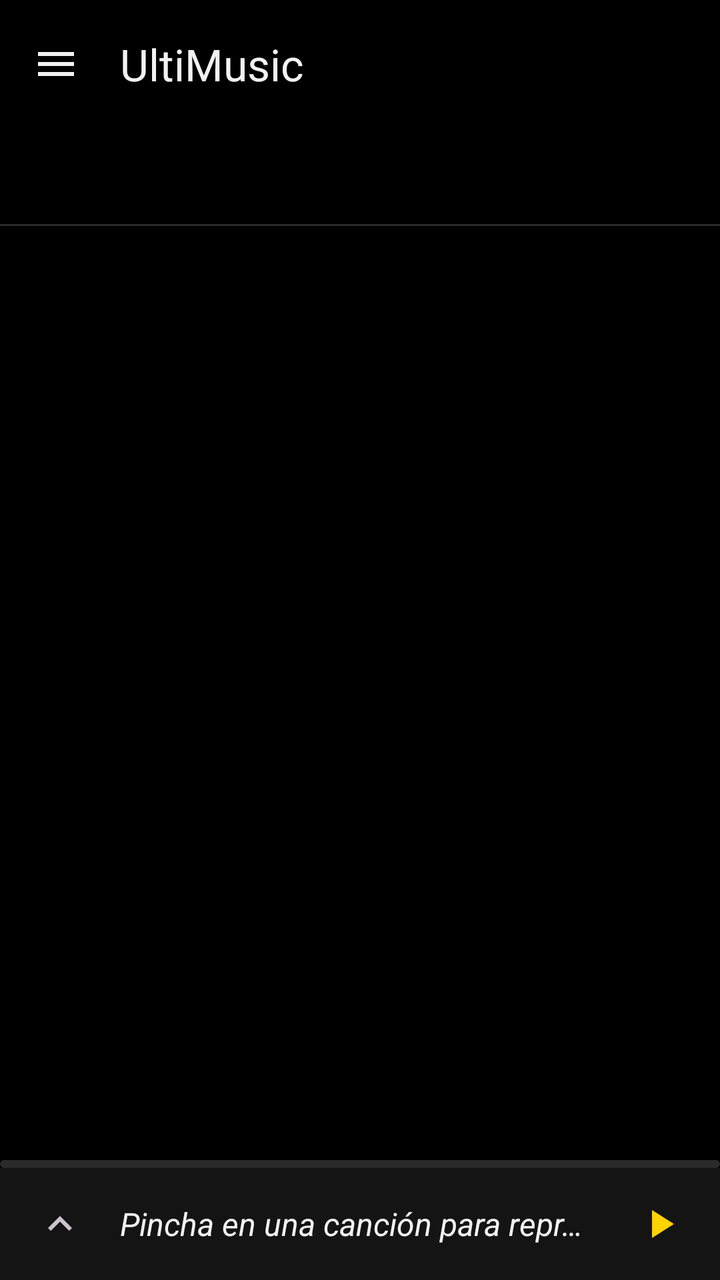
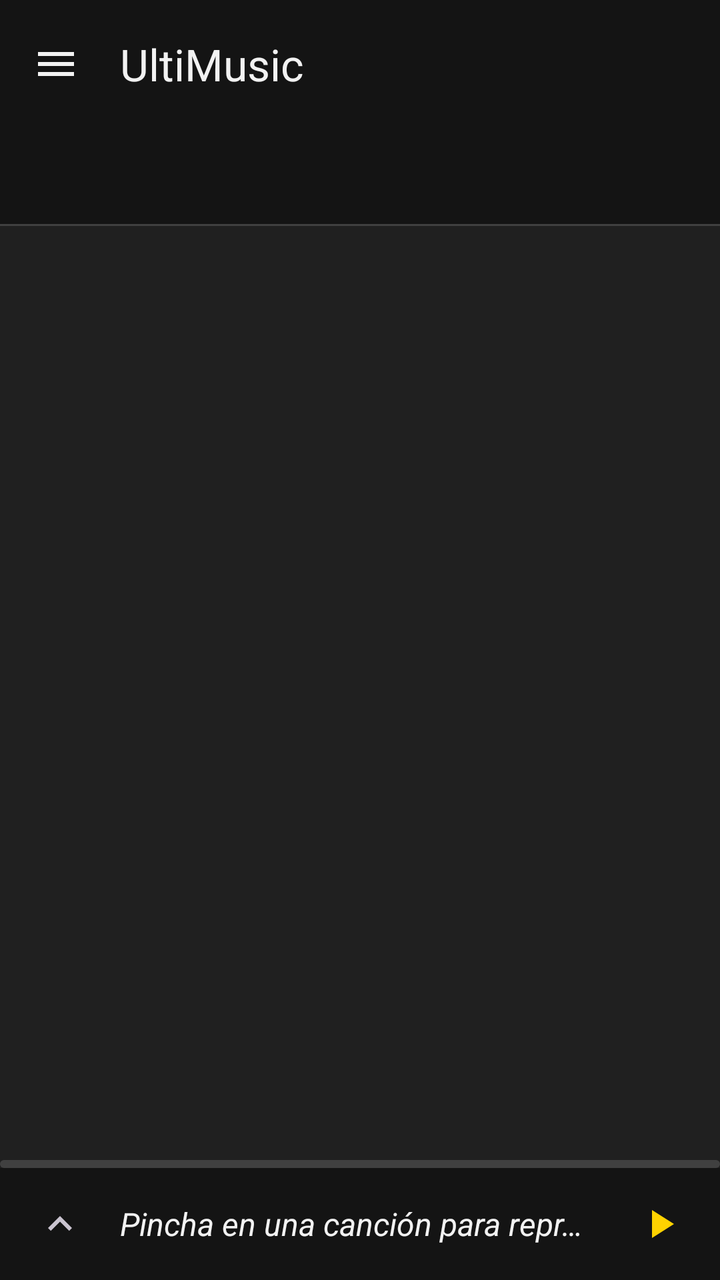

An Android layout rendered at two revisions. The XML below is the earlier revision; the diff shows what the commit changed to produce the second picture.
<!-- AndroidManifest.xml: application theme Theme.UltiMusic -->
<!-- res/layout/activity_main.xml -->
<?xml version="1.0" encoding="utf-8"?>
<LinearLayout xmlns:android="http://schemas.android.com/apk/res/android"
    xmlns:app="http://schemas.android.com/apk/res-auto"
    xmlns:tools="http://schemas.android.com/tools"
    android:id="@+id/main"
    android:layout_width="match_parent"
    android:layout_height="match_parent"
    android:background="@color/um_background"
    android:orientation="vertical"
    tools:context=".ui.MainActivity">

    <com.google.android.material.appbar.MaterialToolbar
        android:id="@+id/toolbar"
        android:layout_width="match_parent"
        android:layout_height="?attr/actionBarSize"
        android:background="@color/um_background"
        app:navigationIcon="@drawable/ic_menu"
        app:navigationIconTint="@color/um_on_background"
        app:title="@string/app_name"
        app:titleTextColor="@color/um_on_background" />

    <com.google.android.material.tabs.TabLayout
        android:id="@+id/tabLayout"
        android:layout_width="match_parent"
        android:layout_height="wrap_content"
        android:background="@color/um_background"
        app:tabGravity="start"
        app:tabIndicatorColor="@color/um_yellow"
        app:tabMode="scrollable"
        app:tabSelectedTextColor="@color/um_yellow"
        app:tabTextColor="@color/um_on_surface_muted" />

    <View
        android:layout_width="match_parent"
        android:layout_height="1dp"
        android:background="@color/um_divider" />

    <androidx.viewpager2.widget.ViewPager2
        android:id="@+id/viewPager"
        android:layout_width="match_parent"
        android:layout_height="0dp"
        android:layout_weight="1" />

    <SeekBar
        android:id="@+id/songProgress"
        android:layout_width="match_parent"
        android:layout_height="4dp"
        android:paddingStart="0dp"
        android:paddingEnd="0dp"
        android:max="1000"
        android:progress="0"
        android:progressDrawable="@drawable/seekbar_line"
        android:progressBackgroundTint="@color/um_divider"
        android:progressTint="@color/um_yellow"
        android:thumb="@null"
        android:splitTrack="false" />

    <include
        android:id="@+id/miniPlayer"
        layout="@layout/view_mini_player" />

</LinearLayout>
<!-- res/layout/view_mini_player.xml (included above) -->
<?xml version="1.0" encoding="utf-8"?>
<LinearLayout xmlns:android="http://schemas.android.com/apk/res/android"
    android:id="@+id/miniPlayer"
    android:layout_width="match_parent"
    android:layout_height="wrap_content"
    android:background="@color/um_surface"
    android:gravity="center_vertical"
    android:orientation="horizontal"
    android:paddingHorizontal="8dp"
    android:paddingVertical="6dp">

    <ImageButton
        android:id="@+id/btnExpand"
        android:layout_width="44dp"
        android:layout_height="44dp"
        android:background="?attr/selectableItemBackgroundBorderless"
        android:contentDescription="@string/expand_player"
        android:src="@drawable/ic_arrow_up" />

    <TextView
        android:id="@+id/miniTitle"
        android:layout_width="0dp"
        android:layout_height="wrap_content"
        android:layout_weight="1"
        android:layout_marginHorizontal="8dp"
        android:ellipsize="end"
        android:maxLines="1"
        android:text="@string/nothing_playing"
        android:textColor="@color/um_on_background"
        android:textSize="16sp"
        android:textStyle="italic" />

    <ImageButton
        android:id="@+id/btnPlayPause"
        android:layout_width="44dp"
        android:layout_height="44dp"
        android:background="?attr/selectableItemBackgroundBorderless"
        android:contentDescription="@string/play_pause"
        android:src="@drawable/ic_play" />

</LinearLayout>
<!-- resources referenced by this layout -->
<resources>
  <color name="um_background">#FF000000</color>
  <color name="um_divider">#FF2A2A2A</color>
  <color name="um_on_background">#FFF2F2F2</color>
  <color name="um_on_surface_muted">#FFB0B0B0</color>
  <color name="um_surface">#FF141414</color>
  <color name="um_yellow">#FFFFD200</color>
  <!-- drawable ic_arrow_up (drawable) -->
  <vector xmlns:android="http://schemas.android.com/apk/res/android"
      android:width="24dp"
      android:height="24dp"
      android:viewportWidth="24"
      android:viewportHeight="24"
      android:tint="?attr/colorControlNormal">
      <path
          android:fillColor="@android:color/white"
          android:pathData="M7.41,15.41L12,10.83l4.59,4.58L18,14l-6,-6 -6,6z" />
  </vector>
  <!-- drawable ic_menu (drawable) -->
  <vector xmlns:android="http://schemas.android.com/apk/res/android"
      android:width="24dp"
      android:height="24dp"
      android:viewportWidth="24"
      android:viewportHeight="24"
      android:tint="?attr/colorControlNormal">
      <path
          android:fillColor="@android:color/white"
          android:pathData="M3,18h18v-2H3v2zm0,-5h18v-2H3v2zm0,-7v2h18V6H3z" />
  </vector>
  <!-- drawable ic_play (drawable) -->
  <vector xmlns:android="http://schemas.android.com/apk/res/android"
      android:width="24dp"
      android:height="24dp"
      android:viewportWidth="24"
      android:viewportHeight="24"
      android:tint="@color/um_yellow">
      <path
          android:fillColor="@android:color/white"
          android:pathData="M8,5v14l11,-7z" />
  </vector>
  <!-- drawable seekbar_line (drawable) -->
  <?xml version="1.0" encoding="utf-8"?>
  <layer-list xmlns:android="http://schemas.android.com/apk/res/android">
      <item android:id="@android:id/background" android:gravity="center_vertical">
          <shape android:shape="rectangle">
              <size android:height="4dp" />
              <corners android:radius="2dp" />
              <solid android:color="@android:color/white" />
          </shape>
      </item>
      <item android:id="@android:id/progress" android:gravity="center_vertical">
          <clip android:clipOrientation="horizontal" android:gravity="left">
              <shape android:shape="rectangle">
                  <size android:height="4dp" />
                  <corners android:radius="2dp" />
                  <solid android:color="@android:color/white" />
              </shape>
          </clip>
      </item>
  </layer-list>
  <string name="app_name">UltiMusic</string>
  <string name="expand_player">Expandir reproductor</string>
  <string name="nothing_playing">Pincha en una canción para reproducirla</string>
  <string name="play_pause">Reproducir o pausar</string>
  <style name="Theme.UltiMusic" parent="Base.Theme.UltiMusic" />
  <style name="Base.Theme.UltiMusic" parent="Theme.Material3.Dark.NoActionBar">
          <item name="colorPrimary">@color/um_yellow</item>
          <item name="colorOnPrimary">@color/black</item>
          <item name="colorSecondary">@color/um_yellow</item>
          <item name="colorOnSecondary">@color/black</item>
          <item name="android:colorBackground">@color/um_background</item>
          <item name="colorSurface">@color/um_surface</item>
          <item name="colorSurfaceVariant">@color/um_surface_variant</item>
          <item name="colorOnBackground">@color/um_on_background</item>
          <item name="colorOnSurface">@color/um_on_background</item>
          <item name="android:statusBarColor">@color/um_background</item>
          <item name="android:navigationBarColor">@color/um_background</item>
      </style>
  <color name="black">#FF000000</color>
  <color name="um_surface_variant">#FF1F1F1F</color>
</resources>

<!-- the commit's change to res/layout/activity_main.xml (unified diff, before → after) -->
@@ -13,7 +13,7 @@
         android:id="@+id/toolbar"
         android:layout_width="match_parent"
         android:layout_height="?attr/actionBarSize"
-        android:background="@color/um_background"
+        android:background="@color/um_surface"
         app:navigationIcon="@drawable/ic_menu"
         app:navigationIconTint="@color/um_on_background"
         app:title="@string/app_name"
@@ -23,7 +23,7 @@
         android:id="@+id/tabLayout"
         android:layout_width="match_parent"
         android:layout_height="wrap_content"
-        android:background="@color/um_background"
+        android:background="@color/um_surface"
         app:tabGravity="start"
         app:tabIndicatorColor="@color/um_yellow"
         app:tabMode="scrollable"
<!-- resource entries referenced after the edit -->
@@ -1,7 +1,7 @@
 <!-- resources referenced by this layout -->
 <resources>
-  <color name="um_background">#FF000000</color>
-  <color name="um_divider">#FF2A2A2A</color>
+  <color name="um_background">#FF202020</color>
+  <color name="um_divider">#FF404040</color>
   <color name="um_on_background">#FFF2F2F2</color>
   <color name="um_on_surface_muted">#FFB0B0B0</color>
   <color name="um_surface">#FF141414</color>
